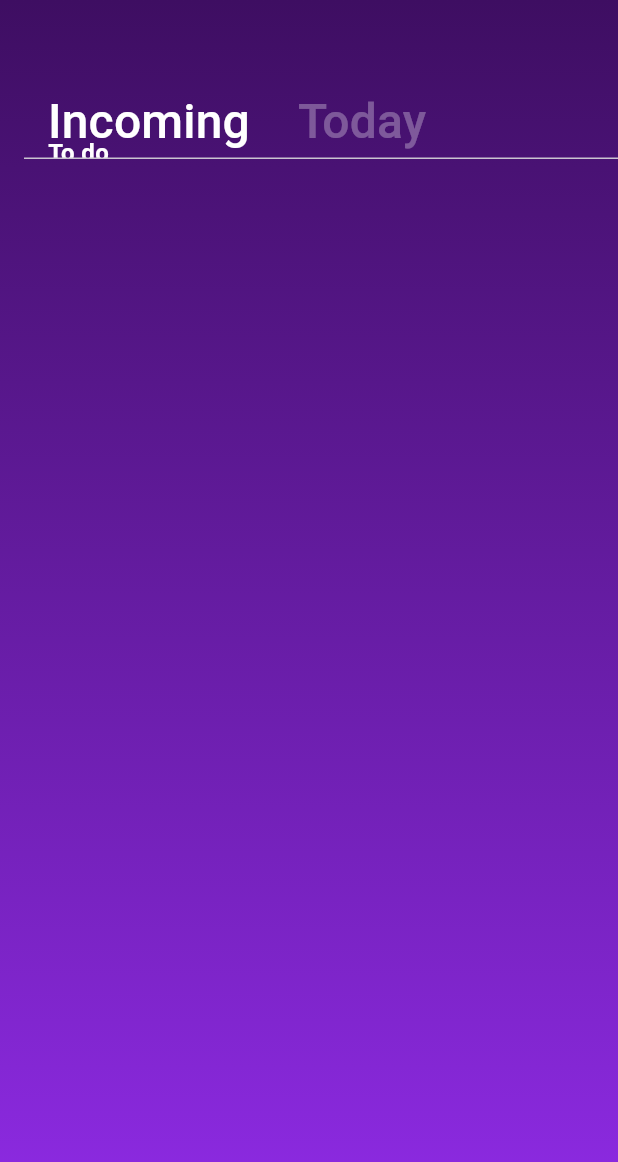
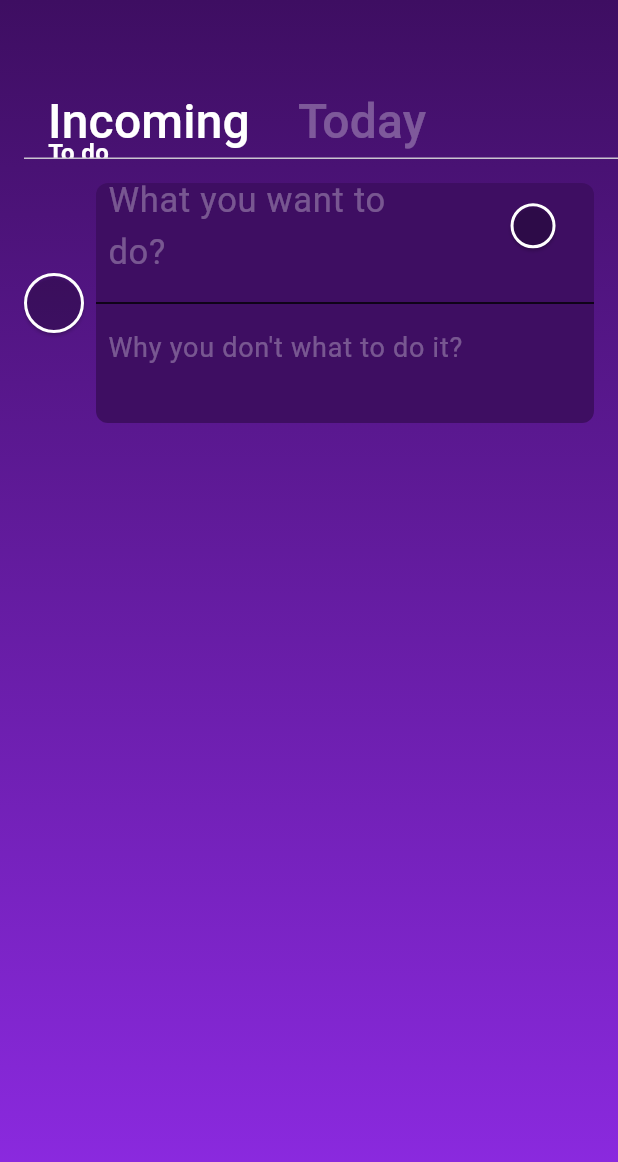
Before and after one commit to leragogogo/mindbreeze, a Flutter app: the screen it shows after launch, on a phone screen of 412 x 824 dp. Shown: the top 1162 px of the screen. Run offline on Flutter 3.47's test engine with Material 3 defaults, Android fonts, the light colour scheme and no system bars.

Commit message:
to do card was implemented

```diff
--- a/lib/ui/screen/res/app_assets.dart
+++ b/lib/ui/screen/res/app_assets.dart
@@ -1,4 +1,5 @@
-class AppAssets{
+class AppAssets {
   static const String calendarAsset = 'res/icons/calendar.png';
   static const String splashAsset = 'res/icons/logo.png';
+  static const String circleButtonAsset = 'res/icons/circle_button.png';
 }
--- a/lib/ui/screen/res/app_colors.dart
+++ b/lib/ui/screen/res/app_colors.dart
@@ -5,4 +5,5 @@ class AppColors{
   static const Color gradientEndColor =  Color.fromRGBO(143, 43, 230, 1);
   static const Color textColor = Color.fromRGBO(255, 255, 255, 1);
   static const Color unselectedTabColor = Color.fromRGBO(255, 255, 255, 0.3);
+  static const Color dividerColor = Color.fromRGBO(0, 0, 0, 1);
 }
--- a/lib/ui/screen/res/app_strings.dart
+++ b/lib/ui/screen/res/app_strings.dart
@@ -3,4 +3,12 @@ class AppStrings{
   static const todayTabText = 'Today';
   static const toDoTitleText = 'To do';
   static const addFirstButtonText = 'Add your first\n To do';
+  static const hintDescriptionText = 'What you want to do?';
+  static const hintReasonText = "Why you don't what to do it?";
+  static const sadMoodText = 'Sad';
+  static const angryMoodText = 'Angry';
+  static const anxiousMoodText = 'Anxious';
+  static const calmMoodText = 'Calm';
+  static const amazedMoodText = 'Amazed';
+  static const brokenMoodText = 'Broken';
 }
--- a/lib/ui/screen/to_do_list.dart
+++ b/lib/ui/screen/to_do_list.dart
@@ -2,6 +2,7 @@ import 'package:flutter/material.dart';
 import 'package:mindbreeze/ui/screen/res/app_colors.dart';
 import 'package:mindbreeze/ui/screen/res/app_strings.dart';
 import 'package:mindbreeze/ui/screen/widgets/gradient_background.dart';
+import 'package:mindbreeze/ui/screen/widgets/to_do_card.dart';
 
 class ToDoListScreen extends StatefulWidget {
   const ToDoListScreen({super.key});
@@ -48,6 +49,11 @@ class _ToDoListScreenState extends State<ToDoListScreen>
           children: const [
             Scaffold(
               backgroundColor: Colors.transparent,
+              body: Column(
+                children: [
+                  ToDoCard(),
+                ],
+              ),
             ),
             Scaffold(
               backgroundColor: Colors.transparent,
--- /dev/null
+++ b/lib/ui/screen/widgets/mark_button.dart
@@ -0,0 +1,52 @@
+import 'package:flutter/material.dart';
+
+class MarkButton extends StatefulWidget {
+  //final List<String> options;
+
+  const MarkButton({super.key});
+
+  @override
+  State<MarkButton> createState() => _MarkButtonState();
+}
+
+class _MarkButtonState extends State<MarkButton> {
+  final List<String> options = ['Today', 'Done'];
+  FocusNode buttonFocusNode = FocusNode();
+  @override
+  Widget build(BuildContext context) {
+    return MenuAnchor(
+        childFocusNode: buttonFocusNode,
+        builder: (context, controller, child) {
+          return SizedBox(
+              width: 40,
+              height: 40,
+              child: ElevatedButton(
+                  style: ButtonStyle(
+                    padding: MaterialStateProperty.all(EdgeInsets.zero),
+                    backgroundColor:
+                        MaterialStateProperty.all(Colors.transparent),
+                    side: MaterialStateProperty.all(
+                        const BorderSide(color: Colors.white, width: 2)),
+                    shape: MaterialStateProperty.all(const CircleBorder()),
+                  ),
+                  focusNode: buttonFocusNode,
+                  onPressed: () {
+                    if (controller.isOpen) {
+                      controller.close();
+                    } else {
+                      controller.open();
+                    }
+                  },
+                  child: null));
+        },
+        menuChildren: options.map((option) {
+          return MenuItemButton(
+            child: Text(
+              option,
+              style: const TextStyle(fontSize: 16),
+            ),
+            onPressed: () {},
+          );
+        }).toList());
+  }
+}
--- /dev/null
+++ b/lib/ui/screen/widgets/mood_selection_button.dart
@@ -0,0 +1,90 @@
+import 'package:flutter/material.dart';
+import 'package:mindbreeze/ui/screen/res/app_strings.dart';
+
+class MoodSelectionButton extends StatefulWidget {
+  const MoodSelectionButton({
+    super.key,
+  });
+
+  @override
+  State<MoodSelectionButton> createState() => _MoodSelectionButtonState();
+}
+
+class _MoodSelectionButtonState extends State<MoodSelectionButton> {
+  final List<String> moods = [
+    AppStrings.sadMoodText,
+    AppStrings.angryMoodText,
+    AppStrings.anxiousMoodText,
+    AppStrings.calmMoodText,
+    AppStrings.amazedMoodText,
+    AppStrings.brokenMoodText
+  ];
+  FocusNode buttonFocusNode = FocusNode();
+  bool isMoodChosen = false;
+  String moodImage = '';
+  @override
+  Widget build(BuildContext context) {
+    return MenuAnchor(
+      childFocusNode: buttonFocusNode,
+      builder: (context, controller, child) {
+        return SizedBox(
+            width: 30,
+            height: 30,
+            child: ElevatedButton(
+                style: ButtonStyle(
+                  padding: MaterialStateProperty.all(EdgeInsets.zero),
+                  backgroundColor:
+                      MaterialStateProperty.all(Colors.transparent),
+                  side: MaterialStateProperty.all(
+                      const BorderSide(color: Colors.white, width: 2)),
+                  shape: MaterialStateProperty.all(const CircleBorder()),
+                ),
+                focusNode: buttonFocusNode,
+                onPressed: () {
+                  if (controller.isOpen) {
+                    controller.close();
+                  } else {
+                    controller.open();
+                  }
+                },
+                child: isMoodChosen
+                    ? SizedBox(
+                        width: 30,
+                        height: 30,
+                        child: Image.asset(
+                          'res/icons/$moodImage.png',
+                          color: Colors.white,
+                          fit: BoxFit.cover,
+                        ),
+                      )
+                    : null));
+      },
+      menuChildren: moods.map((mood) {
+        return MenuItemButton(
+          child: SizedBox(
+            width: 50,
+            child: Column(
+              children: [
+                Image.asset(
+                  'res/icons/${mood.toLowerCase()}.png',
+                  width: 25,
+                  height: 25,
+                ),
+                Text(
+                  mood,
+                  style: const TextStyle(fontSize: 12),
+                ),
+              ],
+            ),
+          ),
+          onPressed: () {
+            setState(() {
+              isMoodChosen = true;
+              moodImage = mood.toLowerCase();
+            });
+          },
+        );
+      }).toList(),
+    );
+  }
+}
--- /dev/null
+++ b/lib/ui/screen/widgets/to_do_card.dart
@@ -0,0 +1,121 @@
+import 'package:flutter/material.dart';
+import 'package:mindbreeze/ui/screen/res/app_colors.dart';
+import 'package:mindbreeze/ui/screen/res/app_strings.dart';
+import 'package:mindbreeze/ui/screen/widgets/mark_button.dart';
+import 'package:mindbreeze/ui/screen/widgets/mood_selection_button.dart';
+
+class ToDoCard extends StatefulWidget {
+  const ToDoCard({super.key});
+
+  @override
+  State<ToDoCard> createState() => _ToDoCardState();
+}
+
+class _ToDoCardState extends State<ToDoCard> {
+  FocusNode descriptionFocusNode = FocusNode();
+  FocusNode reasonFocusNode = FocusNode();
+  @override
+  Widget build(BuildContext context) {
+    return Padding(
+      padding: const EdgeInsets.only(left: 16, right: 16, top: 16),
+      child: SizedBox(
+        height: 160,
+        width: double.infinity,
+        child: Row(
+          children: [
+            const Center(
+              child: MarkButton(),
+            ),
+            const SizedBox(
+              width: 8,
+            ),
+            Expanded(
+              child: Container(
+                decoration: BoxDecoration(
+                    color: AppColors.gradientStartColor,
+                    borderRadius: BorderRadius.circular(8)),
+                child: Column(
+                  children: [
+                    Expanded(
+                      child: Padding(
+                        padding: const EdgeInsets.only(left: 8, right: 8),
+                        child: Row(
+                          children: [
+                            Expanded(
+                              flex: 5,
+                              child: TextField(
+                                focusNode: descriptionFocusNode,
+                                onTapOutside: (event) {
+                                  descriptionFocusNode.unfocus();
+                                },
+                                onSubmitted: (value) {
+                                  FocusScope.of(context)
+                                      .requestFocus(reasonFocusNode);
+                                },
+                                maxLines: 2,
+                                style: const TextStyle(
+                                  fontSize: 23,
+                                  color: AppColors.textColor,
+                                ),
+                                decoration: const InputDecoration(
+                                  border: InputBorder.none,
+                                  hintText: AppStrings.hintDescriptionText,
+                                  hintStyle: TextStyle(
+                                    fontSize: 23,
+                                    color: AppColors.unselectedTabColor,
+                                  ),
+                                ),
+                              ),
+                            ),
+                            const Expanded(
+                                flex: 2,
+                                child: Padding(
+                                  padding:
+                                      EdgeInsets.only(bottom: 15, left: 25),
+                                  child: MoodSelectionButton(),
+                                )),
+                          ],
+                        ),
+                      ),
+                    ),
+                    const Divider(
+                      thickness: 1,
+                      color: AppColors.dividerColor,
+                    ),
+                    Expanded(
+                      child: Padding(
+                        padding: const EdgeInsets.only(left: 8, right: 8),
+                        child: TextField(
+                          focusNode: reasonFocusNode,
+                          onTapOutside: (event) {
+                            reasonFocusNode.unfocus();
+                          },
+                          onSubmitted: (value) {
+                            reasonFocusNode.unfocus();
+                          },
+                          maxLines: 2,
+                          style: const TextStyle(
+                            fontSize: 18,
+                            color: AppColors.textColor,
+                          ),
+                          decoration: const InputDecoration(
+                            border: InputBorder.none,
+                            hintText: AppStrings.hintReasonText,
+                            hintStyle: TextStyle(
+                              fontSize: 18,
+                              color: AppColors.unselectedTabColor,
+                            ),
+                          ),
+                        ),
+                      ),
+                    ),
+                  ],
+                ),
+              ),
+            ),
+          ],
+        ),
+      ),
+    );
+  }
+}
```
Also changed, not shown: pubspec.yaml (+7 -0 lines), res/icons/amazed.png (added), res/icons/angry.png (added), res/icons/anxious.png (added), res/icons/broken.png (added), res/icons/calm.png (added), res/icons/circle_button.png (added), res/icons/sad.png (added).
